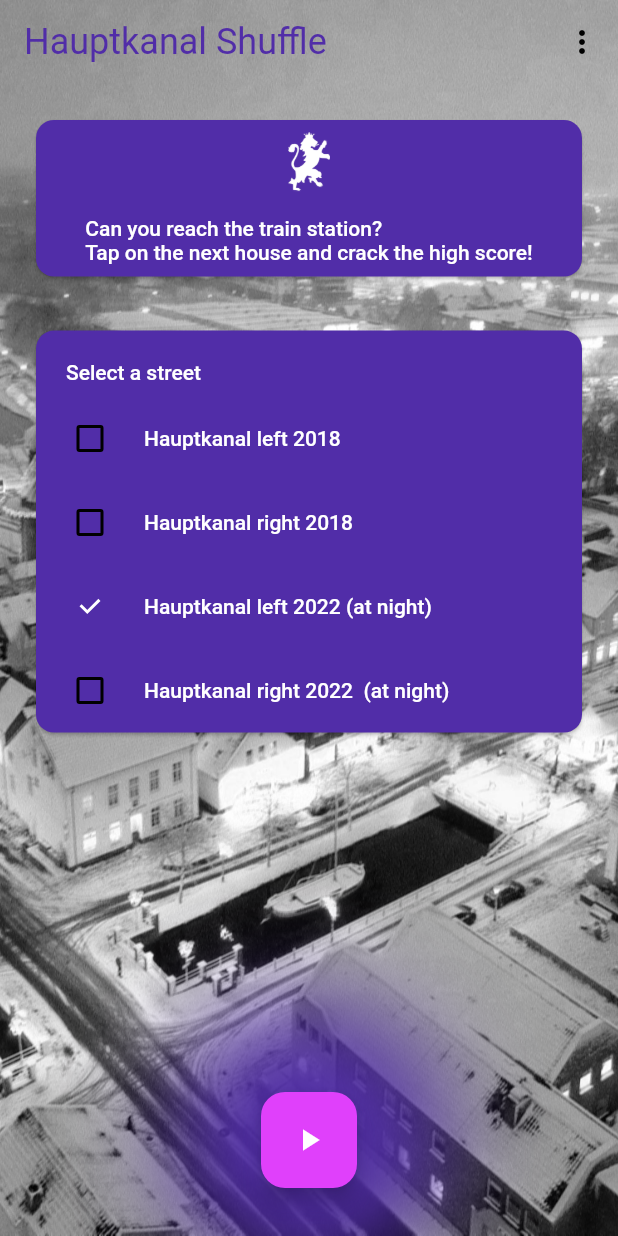
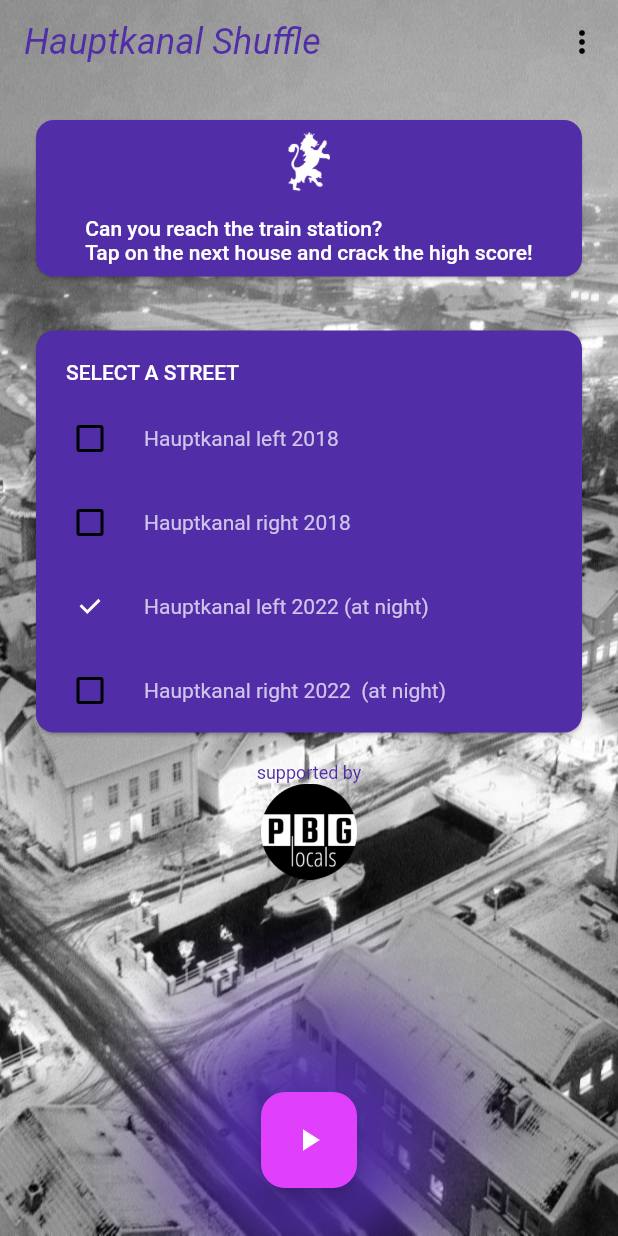
Before and after one commit to wlw81/hauptkanal_memory_flutter, a Flutter app: the screen it shows after launch, on a phone screen of 412 x 824 dp. Run offline on Flutter 3.47's test engine with Material 2 defaults, Android fonts, the phone set to English and light mode, and no system bars; drawn by our look-alikes of flip_card; our stand-ins replace assets_audio_player, google_fonts, vibration, wakelock; missing offline and left inert: games_services.

Commit message:
2022 edition

```diff
--- a/lib/main.dart
+++ b/lib/main.dart
@@ -11,6 +11,7 @@ import 'package:hauptkanalmemory/welcomeFlip.dart';
 import 'package:assets_audio_player/assets_audio_player.dart';
 
 import 'flags.dart';
+import 'pbgLocalsLogo.dart';
 
 void main() {
   ErrorWidget.builder = (FlutterErrorDetails details) {
@@ -63,7 +64,7 @@ class MyApp extends StatelessWidget {
         textTheme: TextTheme(
             caption: TextStyle(color: Colors.grey[900]),
             bodyText1: TextStyle(color: Colors.white),
-            bodyText2: TextStyle(color: Colors.grey[600])),
+            bodyText2: TextStyle(color: Colors.deepPurple[100])),
       ),
       supportedLocales: [Locale('en', ''), Locale('de', '')],
       localizationsDelegates: [
@@ -212,7 +213,7 @@ class _MyHomePageState extends State<MyHomePage>
                 style: Theme.of(context)
                     .textTheme
                     .headlineSmall
-                    .copyWith(color: Theme.of(context).primaryColor),
+                    .copyWith(color: Theme.of(context).primaryColor, fontStyle: FontStyle.italic),
               ),
               actions: <Widget>[
                 PopupMenuButton<String>(
@@ -250,9 +251,9 @@ class _MyHomePageState extends State<MyHomePage>
                                   bottom: 8, left: 20, right: 20, top: 20),
                               child: Text(
                                   AppLocalizations.of(context)
-                                      .translate('selectStreet'),
+                                      .translate('selectStreet').toUpperCase(),
                                   style:
-                                      Theme.of(context).textTheme.bodyText1)),
+                                      Theme.of(context).textTheme.bodyLarge)),
                           Column(
                             children: values.keys.map((String key) {
                               return CheckboxListTile(
@@ -261,7 +262,7 @@ class _MyHomePageState extends State<MyHomePage>
                                 title: Text(
                                     AppLocalizations.of(context).translate(key),
                                     style:
-                                        Theme.of(context).textTheme.bodyText1),
+                                        Theme.of(context).textTheme.bodyMedium),
                                 value: values[key],
                                 onChanged: (bool value) {
                                   setState(() {
@@ -299,6 +300,7 @@ class _MyHomePageState extends State<MyHomePage>
                           ),
                         ],
                       ))),
+              PbgLocalsLogo(),
             ]),
             floatingActionButton: Container(
               width: 64,
--- /dev/null
+++ b/lib/pbgLocalsLogo.dart
@@ -0,0 +1,17 @@
+import 'package:flutter/material.dart';
+
+class PbgLocalsLogo extends StatelessWidget {
+  @override
+  Widget build(BuildContext context) {
+    return Padding(
+      padding: const EdgeInsets.all(8.0),
+      child: Column(
+        children: [
+          Text('supported by', style: Theme.of(context).textTheme.bodySmall.copyWith(color: Theme.of(context).primaryColor),),
+          Image.asset('assets/pbgLocals.png', width: 64, height: 64,)
+        ],
+      ),
+    );
+  }
+
+}
```
